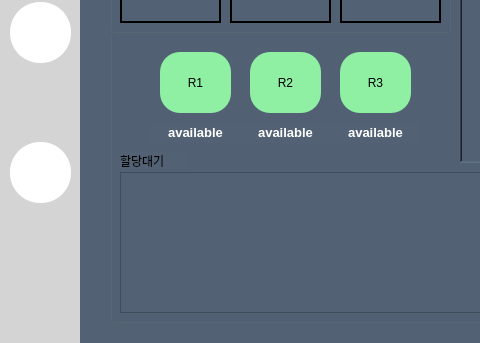
Qt form gui/manager_pkg/src/manager_pkg/ui/manager.ui (addinedu-ros-4th/ros-repo-2) before a commit; both pictures show x 0 to 480 and y 258 to 601 of the 799 by 601 pixel window.
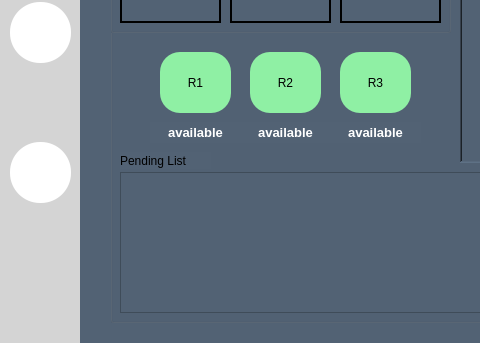
The same form after that commit. The open tabs and pages were chosen to show the change. Icons and pictures are not drawn.

The edit to the form file:
```diff
--- a/gui/manager_pkg/src/manager_pkg/ui/manager.ui
+++ b/gui/manager_pkg/src/manager_pkg/ui/manager.ui
@@ -350,12 +350,12 @@
          <rect>
           <x>10</x>
           <y>350</y>
-          <width>67</width>
+          <width>91</width>
           <height>17</height>
          </rect>
         </property>
         <property name="text">
-         <string>할당대기</string>
+         <string>Pending List</string>
         </property>
        </widget>
        <widget class="QTableWidget" name="taskView">
```
Left out of the diff: 6 changed lines with no effect on the pictures.
